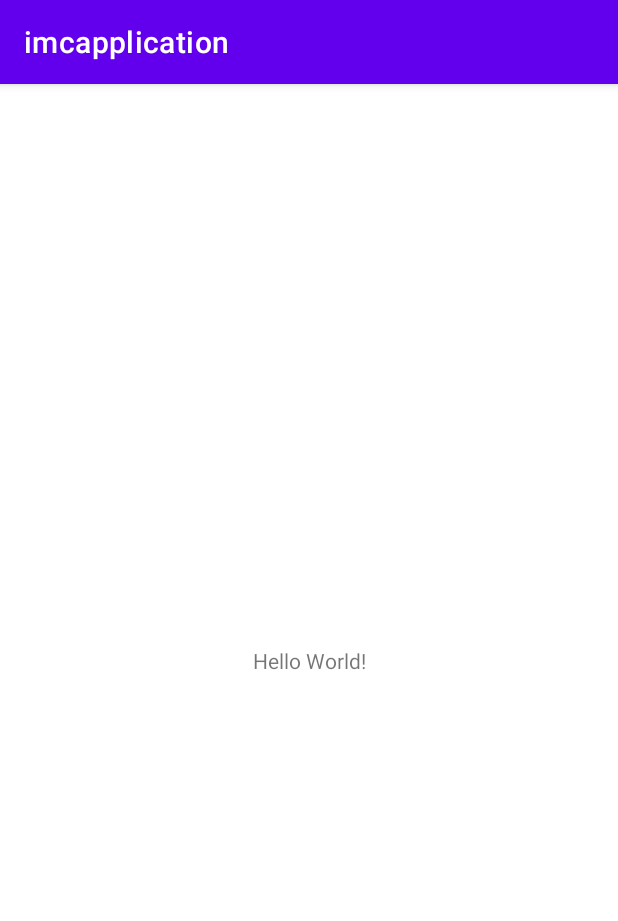
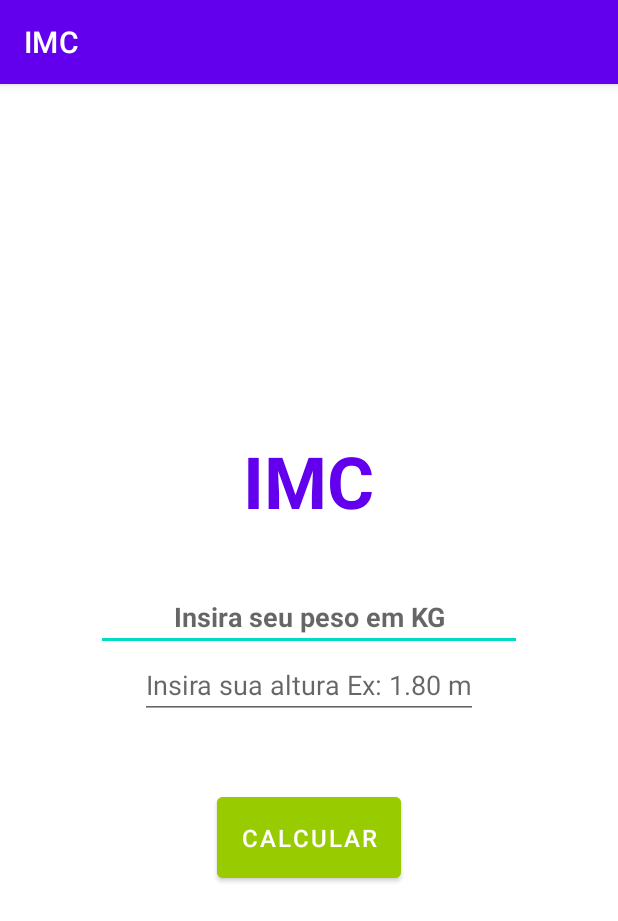
Before and after one commit to alxmart/Calculadora-de-IMC, an Android app: the screen it shows after launch (MainActivity), on a phone screen of 412 x 824 dp. Shown: the top 921 px of the screen. Run offline under Robolectric (Android 15) with nearby library versions, the phone set to English and light mode, and no system bars.

Commit message:
Formating layout in activity_main.xml

```diff
--- a/app/src/main/AndroidManifest.xml
+++ b/app/src/main/AndroidManifest.xml
@@ -9,9 +9,11 @@
         android:roundIcon="@mipmap/ic_launcher_round"
         android:supportsRtl="true"
         android:theme="@style/Theme.Imcapplication">
+
         <activity
             android:name=".ResultActivity"
             android:exported="true" />
+
         <activity
             android:name=".MainActivity"
             android:exported="true">
@@ -21,6 +23,7 @@
                 <category android:name="android.intent.category.LAUNCHER" />
             </intent-filter>
         </activity>
+
     </application>
 
 </manifest>
--- /dev/null
+++ b/app/src/main/res/layout-car/activity_main.xml
@@ -0,0 +1,43 @@
+<?xml version="1.0" encoding="utf-8"?>
+<LinearLayout xmlns:android="http://schemas.android.com/apk/res/android"
+    xmlns:app="http://schemas.android.com/apk/res-auto"
+    xmlns:tools="http://schemas.android.com/tools"
+    android:layout_width="match_parent"
+    android:orientation="vertical"
+    android:layout_height="match_parent"
+    tools:context=".MainActivity">
+
+    <TextView
+        android:id="@+id/titleTXT"
+        style="@style/title_purple"
+        android:layout_width="wrap_content"
+        android:layout_height="wrap_content"
+        android:text="IMC"
+        android:textSize="48sp"
+        app:layout_constraintBottom_toBottomOf="parent"
+        app:layout_constraintLeft_toLeftOf="parent"
+        app:layout_constraintRight_toRightOf="parent"
+        app:layout_constraintTop_toTopOf="parent" />
+
+    <EditText
+        android:id="@+id/editTextNumberDecimal"
+        android:layout_width="match_parent"
+        android:layout_height="wrap_content"
+        android:ems="10"
+        android:inputType="numberDecimal" />
+
+    <EditText
+        android:id="@+id/editTextNumberDecimal2"
+        android:layout_width="match_parent"
+        android:layout_height="wrap_content"
+        android:ems="10"
+        android:inputType="numberDecimal" />
+
+    <Button
+        android:id="@+id/button"
+        android:layout_width="match_parent"
+        android:layout_height="wrap_content"
+        android:text="Button" />
+
+
+</LinearLayout>
--- a/app/src/main/res/layout/activity_main.xml
+++ b/app/src/main/res/layout/activity_main.xml
@@ -1,18 +1,48 @@
 <?xml version="1.0" encoding="utf-8"?>
-<androidx.constraintlayout.widget.ConstraintLayout xmlns:android="http://schemas.android.com/apk/res/android"
+<LinearLayout xmlns:android="http://schemas.android.com/apk/res/android"
     xmlns:app="http://schemas.android.com/apk/res-auto"
     xmlns:tools="http://schemas.android.com/tools"
     android:layout_width="match_parent"
     android:layout_height="match_parent"
+    android:gravity="center"
+    android:orientation="vertical"
     tools:context=".MainActivity">
 
     <TextView
+        android:id="@+id/titleTXT"
+        style="@style/title_purple"
+        android:textSize="48sp"
         android:layout_width="wrap_content"
         android:layout_height="wrap_content"
-        android:text="Hello World!"
-        app:layout_constraintBottom_toBottomOf="parent"
-        app:layout_constraintLeft_toLeftOf="parent"
-        app:layout_constraintRight_toRightOf="parent"
-        app:layout_constraintTop_toTopOf="parent" />
+        android:text="IMC"/>
 
-</androidx.constraintlayout.widget.ConstraintLayout>
+    <EditText
+        android:id="@+id/pesoEDT"
+        android:layout_marginTop="36dp"
+        android:layout_marginHorizontal="64dp"
+        android:layout_width="match_parent"
+        android:inputType="numberDecimal"
+        android:hint="Insira seu peso em KG"
+        android:textColor="@android:color/holo_green_dark"
+        android:textStyle="bold"
+        android:textAlignment="center"
+        android:layout_height="wrap_content"/>
+
+    <EditText
+        android:id="@+id/alturaEDT"
+        android:layout_width="wrap_content"
+        android:layout_height="wrap_content"
+        android:hint="Insira sua altura Ex: 1.80 m"
+        android:inputType="numberDecimal" />
+
+    <Button
+        android:id="@+id/calcularBTN"
+        android:backgroundTint="@android:color/holo_green_light"
+        android:text="Calcular"
+        android:padding="16dp"
+        android:textSize="16sp"
+        android:layout_marginTop="46dp"
+        android:layout_width="wrap_content"
+        android:layout_height="wrap_content"/>
+
+</LinearLayout>
--- a/app/src/main/res/layout/activity_result.xml
+++ b/app/src/main/res/layout/activity_result.xml
@@ -1,5 +1,6 @@
 <?xml version="1.0" encoding="utf-8"?>
-<androidx.constraintlayout.widget.ConstraintLayout xmlns:android="http://schemas.android.com/apk/res/android"
+<androidx.constraintlayout.widget.ConstraintLayout
+    xmlns:android="http://schemas.android.com/apk/res/android"
     xmlns:app="http://schemas.android.com/apk/res-auto"
     xmlns:tools="http://schemas.android.com/tools"
     android:layout_width="match_parent"
--- a/app/src/main/res/values/strings.xml
+++ b/app/src/main/res/values/strings.xml
@@ -1,3 +1,3 @@
 <resources>
-    <string name="app_name">imcapplication</string>
+    <string name="app_name">IMC</string>
 </resources>
--- /dev/null
+++ b/app/src/main/res/values/styles.xml
@@ -0,0 +1,10 @@
+<?xml version="1.0" encoding="utf-8"?>
+<resources>
+
+    <style name="title_purple">
+        <item name="android:textSize">48sp</item>
+        <item name="android:textColor">@color/purple_500</item>
+        <item name="android:textStyle">bold</item>
+        <item name="android:textAllCaps">true</item>
+    </style>
+</resources>
```
Also changed, not shown: app/src/main/java/com/example/imcapplication/ResultActivity.kt (line endings or trailing spaces).
